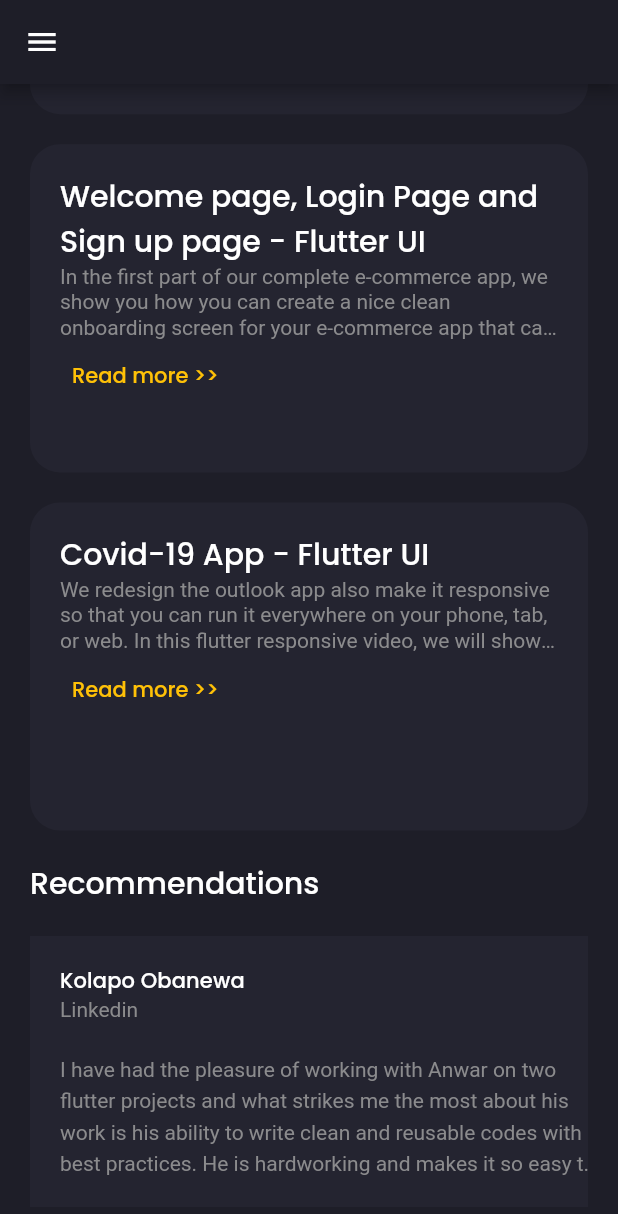
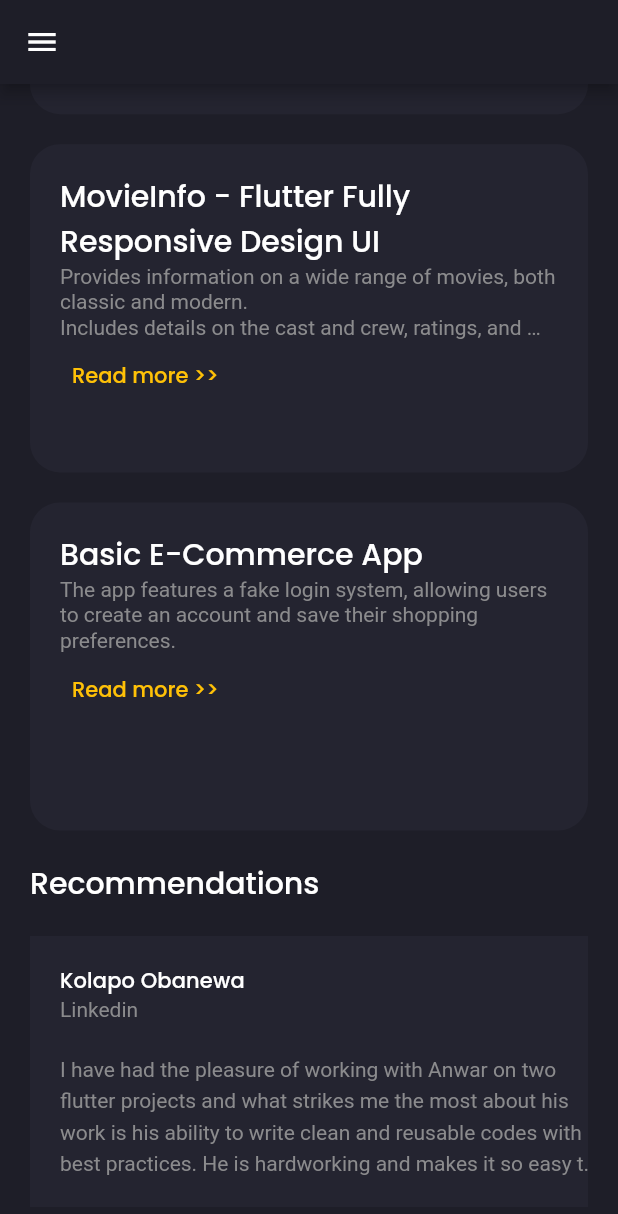
Before and after one commit to usmansiddiqui12321/usmansiddiqui12321.github.io, a Flutter app: the screen it shows after launch, scrolled down 1214 dp, on a phone screen of 412 x 824 dp. Shown: the top 1214 px of the screen. Run offline on Flutter 3.47's test engine with Material 2 defaults, Android fonts, the phone set to English and light mode, and no system bars; our stand-ins replace animated_text_kit, flutter_svg, font_awesome_flutter, get, google_fonts, video_player and 1 more.

Commit message:
detail completed

```diff
--- a/lib/models/Project.dart
+++ b/lib/models/Project.dart
@@ -1,45 +1,57 @@
 class Project {
-  final String? title, description, details, videopath;
+  final String? title, description, details, videopath, gitlink;
 
-  Project({this.details, this.title, this.description, this.videopath});
+  Project(
+      {this.details,
+      this.title,
+      this.description,
+      this.videopath,
+      this.gitlink});
 }
 
 // ignore: non_constant_identifier_names
 List<Project> demo_projects = [
   Project(
+    gitlink: "https://github.com/usmansiddiqui12321/Firebase-Social-Media",
     title: "Firebase Social Media App",
     description:
-        "Flutter V2.* now officially supports web on a stable branch, which means you can use Flutter to build web apps. Recently, I created an Admin panel or dashboard UI using Flutter that you can use as a reference or starting point for your own project. With Flutter, you have the ability to create a dashboard that includes charts, tables, and small cards to display information in a visually appealing way. This Admin panel was designed to contain everything you need to get started with building your own dashboard. The UI is clean and intuitive, making it easy for users to navigate and find what they're looking for. With Flutter's powerful and flexible UI toolkit, you can easily customize and add new features to this dashboard to fit your specific needs. This Admin panel was built using Flutter's web support, so it's optimized for performance and works seamlessly across different screen sizes and devices. Whether you're building an internal tool or a customer-facing dashboard, Flutter provides a great platform to create high-quality and engaging UIs. So if you're looking to build a dashboard for your web app, give Flutter a try and see how easy it can be to create beautiful and functional interfaces.",
+        'The application allows users to sign in and sign out using Firebase authentication\nUsers can also reset their password using the forgot password feature provided by Firebase\nOnce logged in, users can send and receive messages to other users within the app\nUsers can create posts and edit their own posts as needed\nThe application also allows users to upload images to Firebase storage\nUser data is securely stored and accessed using Firebase secure cloud-based services\nThe app is designed with a clean and intuitive user interface, making it easy to navigate and use.\nThe app provides real-time updates on new messages and posts.\nUsers can customize their profile information, such as their name and profile picture.\nThe application is optimized for both iOS and Android, ensuring a seamless user experience across different devices.',
     videopath: "videos/socialmedia.mp4",
   ),
   Project(
-    title: "CRUD",
+    gitlink:
+        "https://github.com/usmansiddiqui12321/TODO-CRUD-App-with-FireBase",
+    title: "TODO CRUD App with Firebase",
     description:
-        "In the first part of our complete e-commerce app, we show you how you can create a nice clean onboarding screen for your e-commerce app that can run both Andriod and iOS devices because it builds with flutter. Then on the second episode, we build a Sign in, Forgot Password screen with a custom error indicator.",
+        'The CRUD Todo application allows users to create, read, update, and delete their todo items in a simple and user-friendly way. \nEach user has a unique ID that they can use to log in to the application through Firebase authentication. \nOnce logged in, users can view their list of todo items, which they can edit or delete as needed. \nThe application uses a cloud-based database to store user data securely and ensure that it is accessible from anywhere. \nThe application also provides real-time updates, so users can see changes to their todo list as they happen. \nUsers can easily add new todo items to their list by typing in a description and pressing the "Add" button. \nThe app is designed with a clean and intuitive user interface, making it easy to navigate and use. \nThe CRUD Todo application is optimized for both desktop and mobile devices, ensuring that users can access their todo list from anywhere at any time. \nWith this application, users can stay organized and on top of their tasks, helping them to be more productive and efficient in their daily lives.',
     videopath: "videos/CRUD.mp4",
   ),
   Project(
-    title: "Outlook Email App Redesign - Flutter Fully Responsive Design UI",
+    gitlink: "https://github.com/usmansiddiqui12321/COVID-19-Tracker-Global",
+    title: "Covid-19 Global Tracker - Flutter API Integration",
     description:
-        "We redesign the outlook app also make it responsive so that you can run it everywhere on your phone, tab, or web. In this flutter responsive video, we will show you the real power of flutter. Make mobile, web, and desktop app from a single codebase.",
+        'The Covid-19 Global Tracker is a Flutter-based application that provides real-time data about the Covid-19 pandemic. \nThe application features an animated splash screen that adds to the user experience. \nThe application uses API integration to gather data on the number of confirmed cases, deaths, and recoveries from Covid-19 from all around the world. \nUsers can use the application to view global statistics on Covid-19, including the total number of cases, deaths, and recoveries. \nThe application also allows users to search for their country and get information on the total number of cases, deaths, and recoveries in their country. \nThe data presented in the application is updated in real-time, providing users with the most up-to-date information available. \nThe user interface is designed to be user-friendly and intuitive, making it easy for users to navigate the application and find the information they need. \nThe Covid-19 Global Tracker is a powerful tool that can help users stay informed about the pandemic and take necessary precautions to stay safe. \nWith this application, users can monitor the global situation and stay up-to-date with the latest information on Covid-19. \nThe app is optimized for both Android and iOS, ensuring that users can access the data they need on any device.',
     videopath: "videos/covid.mp4",
   ),
   Project(
-    title: "Chat/Messaging App Light and Dark Theme - Flutter UI",
+    gitlink: "https://github.com/usmansiddiqui12321/Payment-App-UI",
+    title: "PaymentApp - Flutter UI",
     description:
-        "Today we gonna build messing/chat app #ui using #flutter that runs both Android and iOS devices also has a dark and light theme. We create in total 4 screens all of that support both Dark Theme and Light Theme. At first, we design a welcome screen that contains an image with a tag line also has a skip button.",
-    videopath: "videos/covid.mp4",
+        'The Payment-App-UI is a sleek and modern application designed to make mobile payments easy and convenient. \nThe application features a user-friendly profile page that allows users to easily manage their account information. \nThe notification section is also designed to be easily accessible, allowing users to quickly check their recent transactions and any other important updates. \nThe front page of the application is designed to be visually appealing, with a clean and modern layout that is easy to navigate. \nThe application also includes a bar code scanner, which makes it easy to scan and process payments quickly and securely. \nThe Balance page provides users with an at-a-glance view of their account balance and recent transactions. \nThe Recieve Money feature makes it easy for users to request payments from other users, making it simple and convenient to split bills and pay for goods and services. \nThe application also includes a rewards program, which allows users to earn points and redeem them for discounts and other rewards. \nWith its user-friendly interface and powerful features, the Payment-App-UI is an essential tool for anyone looking to make mobile payments quickly and easily. \nThe app is optimized for both Android and iOS, ensuring that users can access their accounts from any device.',
+    videopath: "videos/payment.mp4",
   ),
   Project(
-    title: "Welcome page, Login Page and Sign up page - Flutter UI",
+    gitlink: "https://github.com/usmansiddiqui12321/MoviesInfo",
+    title: "MovieInfo - Flutter Fully Responsive Design UI",
     description:
-        "In the first part of our complete e-commerce app, we show you how you can create a nice clean onboarding screen for your e-commerce app that can run both Andriod and iOS devices because it builds with flutter. Then on the second episode, we build a Sign in, Forgot Password screen with a custom error indicator.",
-    videopath: "videos/covid.mp4",
+        'Provides information on a wide range of movies, both classic and modern. \nIncludes details on the cast and crew, ratings, and metascore for each movie. \nOffers a plot summary for each movie, providing users with a quick and easy way to get an overview of the film storyline. \nDesigned with a user-friendly interface and a search function that allows users to quickly find the movie they are looking for. \nA great resource for movie enthusiasts who are looking for quick and easy access to information about their favorite films. \n',
+    videopath: "videos/movieinfo.mp4",
   ),
   Project(
-    title: "Covid-19 App - Flutter UI",
+    gitlink: "https://github.com/usmansiddiqui12321/Basic-eCommerce-App",
+    title: "Basic E-Commerce App",
     description:
-        "We redesign the outlook app also make it responsive so that you can run it everywhere on your phone, tab, or web. In this flutter responsive video, we will show you the real power of flutter. Make mobile, web, and desktop app from a single codebase.",
-    videopath: "videos/covid.mp4",
+        'The app features a fake login system, allowing users to create an account and save their shopping preferences. \nUsers can easily add items to their cart or add them to their favorites list for future reference. \nThe app also allows users to remove items from their favorites list or update the contents of their cart. \nA search function is included to help users quickly find the products they are looking for. \nThe app is designed with a clean and intuitive user interface, making it easy for users to navigate',
+    videopath: "videos/ecommerce.mp4",
   ),
 ];
--- a/lib/screens/home/components/MyProjects.dart
+++ b/lib/screens/home/components/MyProjects.dart
@@ -46,7 +46,6 @@ class ProjectsGridView extends StatelessWidget {
   // final String videoPath;
   @override
   Widget build(BuildContext context) {
-    Size size = MediaQuery.of(context).size;
     return GridView.builder(
       physics: const NeverScrollableScrollPhysics(),
       shrinkWrap: true,
@@ -63,6 +62,7 @@ class ProjectsGridView extends StatelessWidget {
             videoPath: demo_projects[index].videopath!.toString(),
             title: demo_projects[index].title!.toString(),
             description: demo_projects[index].description!.toString(),
+            gitlink: demo_projects[index].gitlink!.toString(),
           ));
         },
         child: Container(
@@ -89,8 +89,9 @@ class ProjectsGridView extends StatelessWidget {
               TextButton(
                 onPressed: () {
                   Get.to(DetailedPage(
-                    videoPath: "videos/covid.mp4",
+                    videoPath: demo_projects[index].videopath!.toString(),
                     description: demo_projects[index].description!.toString(),
+                    gitlink: demo_projects[index].gitlink!.toString(),
                     title: demo_projects[index].title!.toString(),
                   ));
                 },
--- a/lib/screens/home/components/Recommendations.dart
+++ b/lib/screens/home/components/Recommendations.dart
@@ -22,7 +22,7 @@ class Recommendations extends StatelessWidget {
             "Recommendations",
             style: textTheme.titleLarge,
           ),
-          SizedBox(height: defaultPadding),
+          const SizedBox(height: defaultPadding),
           SingleChildScrollView(
             scrollDirection: Axis.horizontal,
             child: Row(
--- a/lib/screens/mainScreen/components/Area_info_Text.dart
+++ b/lib/screens/mainScreen/components/Area_info_Text.dart
@@ -19,7 +19,7 @@ class AreaInfoText extends StatelessWidget {
         children: [
           Text(
             title,
-            style: TextStyle(color: Colors.white),
+            style: const TextStyle(color: Colors.white),
           ),
           Text(text)
         ],
```
Also changed, not shown: lib/screens/Detailed Screen/DetailedScreen.dart (+52 -12 lines), 3 other files.
